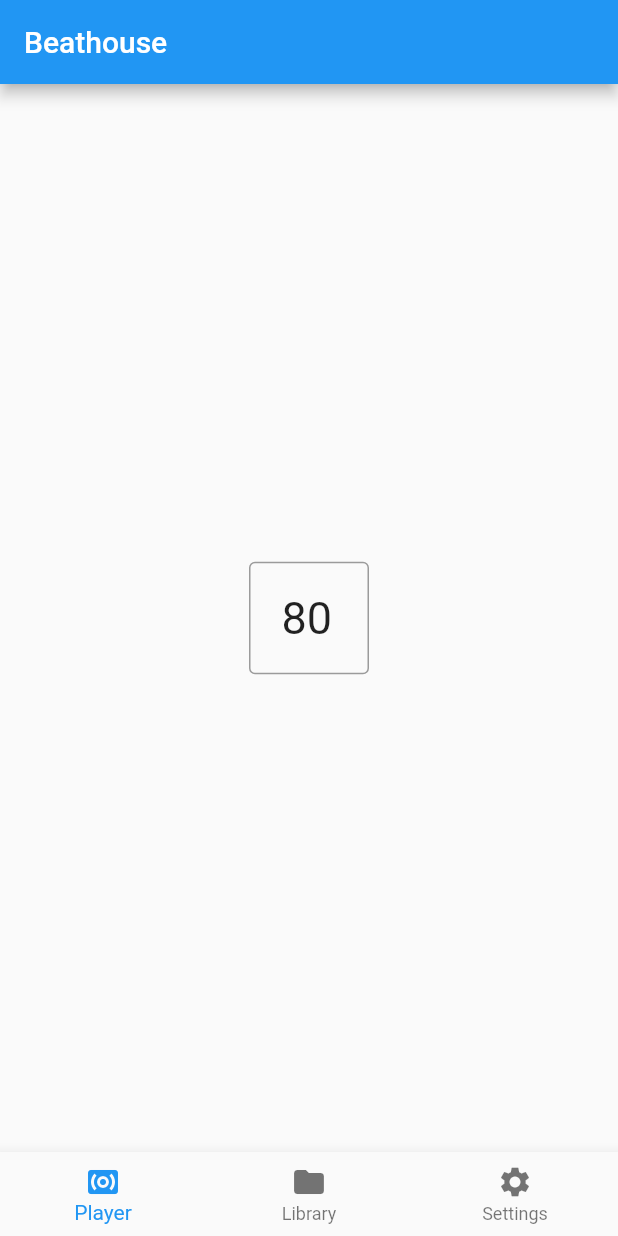
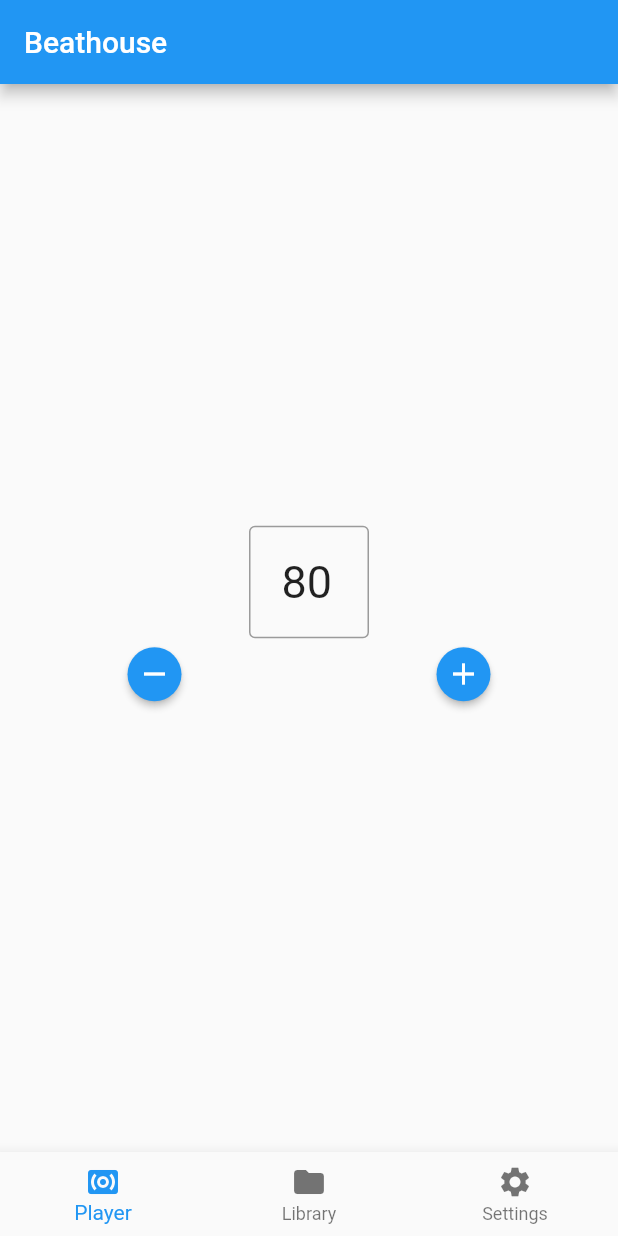
Before and after one commit to matheuslemke/beathouse, a Flutter app: the screen it shows after launch, on a phone screen of 412 x 824 dp. Run offline on Flutter 3.47's test engine with Material 2 defaults, Android fonts, the phone set to English and light mode, and no system bars; our stand-ins replace cloud_firestore, firebase_core, flutter_dotenv; accounts and stored records are empty.

Commit message:
feat: add rhythm buttons

```diff
--- a/lib/pages/player.dart
+++ b/lib/pages/player.dart
@@ -24,6 +24,21 @@ class Player extends StatelessWidget {
             ),
           ),
         ),
+        Row(
+          mainAxisAlignment: MainAxisAlignment.spaceAround,
+          children: [
+            ElevatedButton(
+              onPressed: () {},
+              child: const Icon(Icons.remove),
+              style: ElevatedButton.styleFrom(shape: const CircleBorder()),
+            ),
+            ElevatedButton(
+              onPressed: () {},
+              child: const Icon(Icons.add),
+              style: ElevatedButton.styleFrom(shape: const CircleBorder()),
+            )
+          ],
+        )
       ],
     );
   }
```
